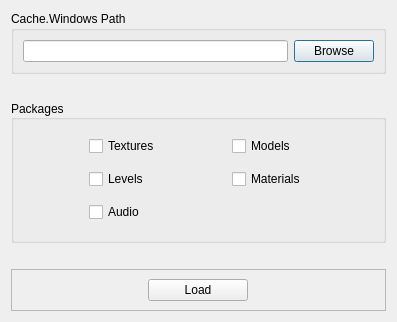
Above: Picker.ui from Puxtril/Warframe-Exporter before the change. Below: the same form after it.
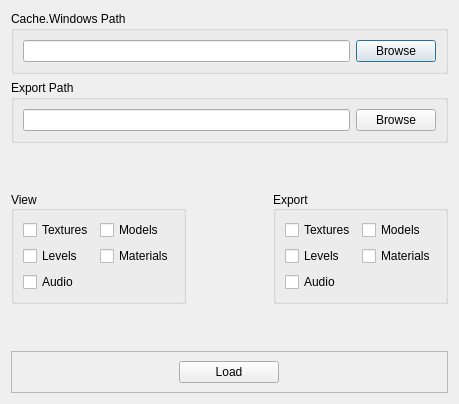
That is the form after the change.

Commit message:
Added more options on Picker UI
- Added export path option
- Separated view/export types
- Ensure UiExporter contains this new information

```diff
--- a/Picker.ui
+++ b/Picker.ui
@@ -6,8 +6,8 @@
    <rect>
     <x>0</x>
     <y>0</y>
-    <width>397</width>
-    <height>322</height>
+    <width>459</width>
+    <height>404</height>
    </rect>
   </property>
   <property name="windowTitle">
@@ -39,6 +39,31 @@
      </layout>
     </widget>
    </item>
+   <item>
+    <widget class="QGroupBox" name="ExportPathFrame">
+     <property name="maximumSize">
+      <size>
+       <width>16777215</width>
+       <height>70</height>
+      </size>
+     </property>
+     <property name="title">
+      <string>Export Path</string>
+     </property>
+     <layout class="QHBoxLayout" name="horizontalLayout_4">
+      <item>
+       <widget class="QLineEdit" name="ExportPathInput"/>
+      </item>
+      <item>
+       <widget class="QPushButton" name="ExportPathBrowse">
+        <property name="text">
+         <string>Browse</string>
+        </property>
+       </widget>
+      </item>
+     </layout>
+    </widget>
+   </item>
    <item>
     <spacer name="TopSpacer">
      <property name="orientation">
@@ -56,7 +81,9 @@
     </spacer>
    </item>
    <item>
-    <widget class="QGroupBox" name="PackagesSelectFrame">
+    <layout class="QHBoxLayout" name="horizontalLayout_2">
+     <item>
+      <widget class="QGroupBox" name="PackagesViewFrame">
      <property name="sizePolicy">
       <sizepolicy hsizetype="Expanding" vsizetype="MinimumExpanding">
        <horstretch>0</horstretch>
@@ -70,7 +97,7 @@
       </size>
      </property>
      <property name="title">
-      <string>Packages</string>
+        <string>View</string>
      </property>
      <property name="alignment">
       <set>Qt::AlignLeading|Qt::AlignLeft|Qt::AlignVCenter</set>
@@ -79,6 +106,26 @@
       <bool>false</bool>
      </property>
      <layout class="QGridLayout" name="gridLayout">
+        <item row="2" column="0">
+         <widget class="QCheckBox" name="CheckboxViewLevels">
+          <property name="text">
+           <string>Levels</string>
+          </property>
+         </widget>
+        </item>
+        <item row="0" column="1">
+         <widget class="QCheckBox" name="CheckboxViewModels">
+          <property name="sizePolicy">
+           <sizepolicy hsizetype="Fixed" vsizetype="Ignored">
+            <horstretch>0</horstretch>
+            <verstretch>0</verstretch>
+           </sizepolicy>
+          </property>
+          <property name="text">
+           <string>Models</string>
+          </property>
+         </widget>
+        </item>
       <item row="0" column="0">
        <widget class="QCheckBox" name="CheckboxTextures">
         <property name="sizePolicy">
@@ -92,10 +139,16 @@
         </property>
        </widget>
       </item>
-      <item row="2" column="0">
-       <widget class="QCheckBox" name="CheckboxLevels">
+        <item row="2" column="1">
+         <widget class="QCheckBox" name="CheckboxViewMaterials">
+          <property name="sizePolicy">
+           <sizepolicy hsizetype="Fixed" vsizetype="Fixed">
+            <horstretch>0</horstretch>
+            <verstretch>0</verstretch>
+           </sizepolicy>
+          </property>
         <property name="text">
-         <string>Levels</string>
+           <string>Materials</string>
         </property>
        </widget>
       </item>
@@ -106,21 +159,55 @@
         </property>
        </widget>
       </item>
-      <item row="2" column="1">
-       <widget class="QCheckBox" name="CheckboxMaterials">
+       </layout>
+      </widget>
+     </item>
+     <item>
+      <spacer name="horizontalSpacer">
+       <property name="orientation">
+        <enum>Qt::Horizontal</enum>
+       </property>
+       <property name="sizeHint" stdset="0">
+        <size>
+         <width>40</width>
+         <height>20</height>
+        </size>
+       </property>
+      </spacer>
+     </item>
+     <item>
+      <widget class="QGroupBox" name="PackagesExportFrame">
         <property name="sizePolicy">
-         <sizepolicy hsizetype="Fixed" vsizetype="Fixed">
+        <sizepolicy hsizetype="Expanding" vsizetype="MinimumExpanding">
           <horstretch>0</horstretch>
-          <verstretch>0</verstretch>
-         </sizepolicy>
-        </property>
+         <verstretch>40</verstretch>
+        </sizepolicy>
+       </property>
+       <property name="minimumSize">
+        <size>
+         <width>0</width>
+         <height>100</height>
+        </size>
+       </property>
+       <property name="title">
+        <string>Export</string>
+       </property>
+       <property name="alignment">
+        <set>Qt::AlignLeading|Qt::AlignLeft|Qt::AlignVCenter</set>
+       </property>
+       <property name="checkable">
+        <bool>false</bool>
+       </property>
+       <layout class="QGridLayout" name="gridLayout_3">
+        <item row="2" column="0">
+         <widget class="QCheckBox" name="CheckboxExportLevels">
         <property name="text">
-         <string>Materials</string>
+           <string>Levels</string>
         </property>
        </widget>
       </item>
       <item row="0" column="1">
-       <widget class="QCheckBox" name="CheckboxModels">
+         <widget class="QCheckBox" name="CheckboxExportModels">
         <property name="sizePolicy">
          <sizepolicy hsizetype="Fixed" vsizetype="Ignored">
           <horstretch>0</horstretch>
@@ -132,8 +219,43 @@
         </property>
        </widget>
       </item>
-     </layout>
-    </widget>
+        <item row="0" column="0">
+         <widget class="QCheckBox" name="CheckboxExportTextures">
+          <property name="sizePolicy">
+           <sizepolicy hsizetype="Fixed" vsizetype="Fixed">
+            <horstretch>0</horstretch>
+            <verstretch>0</verstretch>
+           </sizepolicy>
+          </property>
+          <property name="text">
+           <string>Textures</string>
+          </property>
+         </widget>
+        </item>
+        <item row="2" column="1">
+         <widget class="QCheckBox" name="CheckboxExportMaterials">
+          <property name="sizePolicy">
+           <sizepolicy hsizetype="Fixed" vsizetype="Fixed">
+            <horstretch>0</horstretch>
+            <verstretch>0</verstretch>
+           </sizepolicy>
+          </property>
+          <property name="text">
+           <string>Materials</string>
+          </property>
+         </widget>
+        </item>
+        <item row="3" column="0">
+         <widget class="QCheckBox" name="CheckboxExportAudio">
+          <property name="text">
+           <string>Audio</string>
+          </property>
+         </widget>
+        </item>
+       </layout>
+      </widget>
+     </item>
+    </layout>
    </item>
    <item>
     <spacer name="BottomSpacer">
```
Left out of the diff: 4 changed lines with no effect on the pictures. Lines whose indentation alone changed are shown as unchanged. The commit also changes 5 other files.
